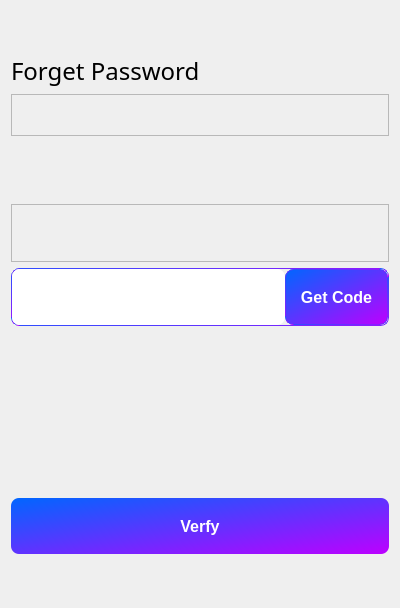
This is ui/forgotPassword.ui in yechaoGitHub/AI as Qt 5 draws it before an edit. The edited form follows.
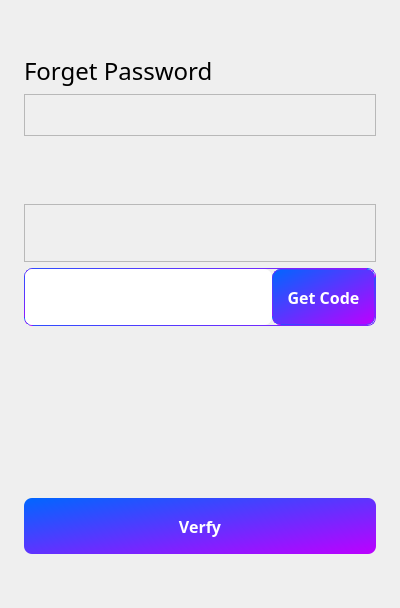
This is the edited form. Icons and pictures are not drawn. Custom widgets are drawn as their Qt base class.

What changed in the file:
```diff
--- a/ui/forgotPassword.ui
+++ b/ui/forgotPassword.ui
@@ -35,6 +35,12 @@
    <string notr="true"/>
   </property>
   <layout class="QVBoxLayout" name="verticalLayout">
+   <property name="leftMargin">
+    <number>24</number>
+   </property>
+   <property name="rightMargin">
+    <number>24</number>
+   </property>
    <item>
     <spacer name="verticalSpacer">
      <property name="orientation">
@@ -115,6 +121,11 @@
           <height>40</height>
          </size>
         </property>
+        <property name="font">
+         <font>
+          <family>微软雅黑</family>
+         </font>
+        </property>
         <property name="styleSheet">
          <string notr="true">QComboBox{
 	border:none;
@@ -317,6 +328,11 @@
           <verstretch>0</verstretch>
          </sizepolicy>
         </property>
+        <property name="font">
+         <font>
+          <family>微软雅黑</family>
+         </font>
+        </property>
         <property name="styleSheet">
          <string notr="true">border:none;</string>
         </property>
@@ -342,6 +358,13 @@
           <height>56</height>
          </size>
         </property>
+        <property name="font">
+         <font>
+          <family>微软雅黑</family>
+          <pointsize>-1</pointsize>
+          <bold>true</bold>
+         </font>
+        </property>
         <property name="cursor">
          <cursorShape>PointingHandCursor</cursorShape>
         </property>
@@ -443,6 +466,13 @@
        <height>56</height>
       </size>
      </property>
+     <property name="font">
+      <font>
+       <family>微软雅黑</family>
+       <pointsize>-1</pointsize>
+       <bold>true</bold>
+      </font>
+     </property>
      <property name="cursor">
       <cursorShape>PointingHandCursor</cursorShape>
      </property>
```
